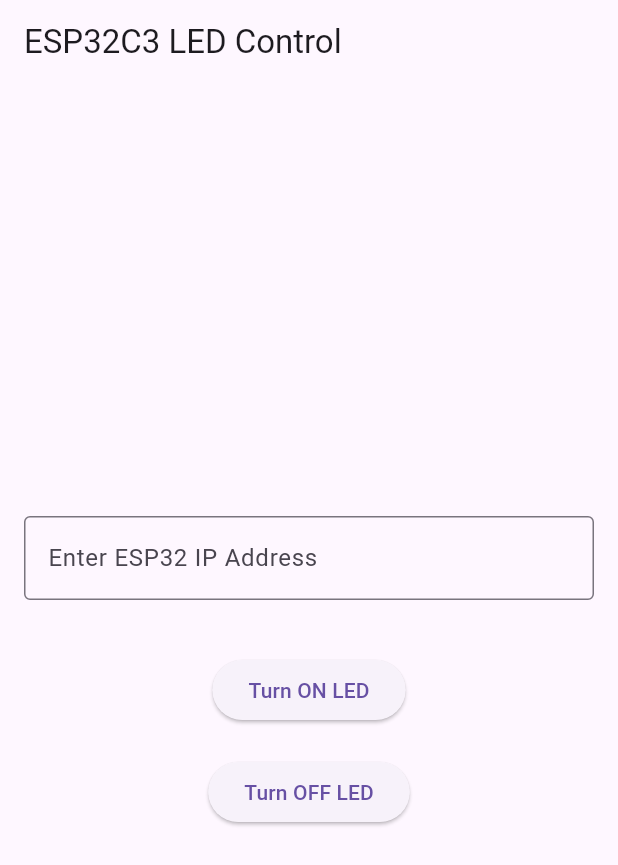
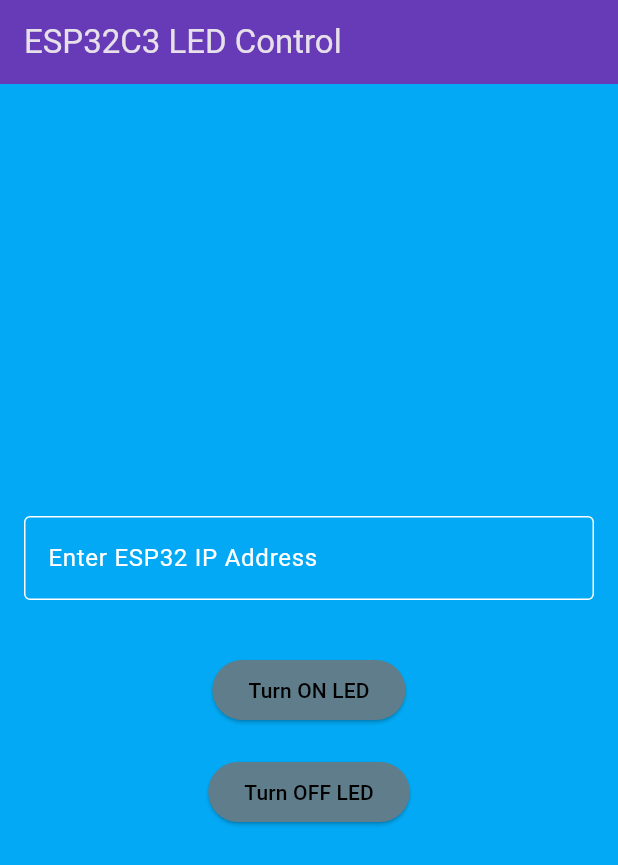
Before and after one commit to vs11official/led_controller, a Flutter app: the screen it shows after launch, on a phone screen of 412 x 824 dp. Shown: the top 865 px of the screen. Run offline on Flutter 3.47's test engine with Material 3 defaults, Android fonts, the phone set to English and light mode, and no system bars.

Commit message:
updated version

```diff
--- a/lib/main.dart
+++ b/lib/main.dart
@@ -2,21 +2,48 @@ import 'package:flutter/material.dart';
 import 'package:http/http.dart' as http;
 
 void main() {
-  runApp(LEDControlApp());
+  runApp(const LEDControlApp());
 }
 
 class LEDControlApp extends StatelessWidget {
+  const LEDControlApp({Key? key}) : super(key: key);
+
   @override
   Widget build(BuildContext context) {
     return MaterialApp(
       title: 'ESP32 LED Control',
-      theme: ThemeData(primarySwatch: Colors.blue),
-      home: LEDControlHomePage(),
+      theme: ThemeData(
+        brightness: Brightness.dark,
+        primaryColor: Colors.indigo,
+        scaffoldBackgroundColor: Colors.lightBlue,
+        textTheme: const TextTheme(
+          bodyLarge: TextStyle(color: Colors.white), // Updated text theme
+          bodyMedium: TextStyle(color: Colors.white),
+        ),
+        inputDecorationTheme: const InputDecorationTheme(
+          labelStyle: TextStyle(color: Colors.white),
+          enabledBorder: OutlineInputBorder(
+            borderSide: BorderSide(color: Colors.white),
+          ),
+          focusedBorder: OutlineInputBorder(
+            borderSide: BorderSide(color: Colors.white),
+          ),
+        ),
+        elevatedButtonTheme: ElevatedButtonThemeData(
+          style: ElevatedButton.styleFrom(
+            backgroundColor: Colors.white,
+            foregroundColor: Colors.black,
+          ),
+        ),
+      ),
+      home: const LEDControlHomePage(),
     );
   }
 }
 
 class LEDControlHomePage extends StatefulWidget {
+  const LEDControlHomePage({Key? key}) : super(key: key);
+
   @override
   _LEDControlHomePageState createState() => _LEDControlHomePageState();
 }
@@ -55,7 +82,8 @@ class _LEDControlHomePageState extends State<LEDControlHomePage> {
   Widget build(BuildContext context) {
     return Scaffold(
       appBar: AppBar(
-        title: Text('ESP32C3 LED Control'),
+        title: const Text('ESP32C3 LED Control'),
+        backgroundColor: Colors.deepPurple,
       ),
       body: Center(
         child: Column(
@@ -65,26 +93,35 @@ class _LEDControlHomePageState extends State<LEDControlHomePage> {
               padding: const EdgeInsets.all(16.0),
               child: TextField(
                 controller: _ipController,
-                decoration: InputDecoration(
+                decoration: const InputDecoration(
                   border: OutlineInputBorder(),
                   labelText: 'Enter ESP32 IP Address',
                 ),
+                style: const TextStyle(color: Colors.white),
                 onChanged: (value) {
                   setState(() {
-                    esp32Url = 'http://$value'; // Set the entered IP address
+                    esp32Url = 'http://$value';
                   });
                 },
               ),
             ),
-            SizedBox(height: 20),
+            const SizedBox(height: 20),
             ElevatedButton(
               onPressed: _turnOnLED,
-              child: Text('Turn ON LED'),
+              child: const Text('Turn ON LED'),
+              style: ElevatedButton.styleFrom(
+                backgroundColor: Colors.blueGrey,
+                foregroundColor: Colors.black,
+              ),
             ),
-            SizedBox(height: 20),
+            const SizedBox(height: 20),
             ElevatedButton(
               onPressed: _turnOffLED,
-              child: Text('Turn OFF LED'),
+              child: const Text('Turn OFF LED'),
+              style: ElevatedButton.styleFrom(
+                backgroundColor: Colors.blueGrey,
+                foregroundColor: Colors.black,
+              ),
             ),
           ],
         ),
```
Also changed, not shown: 1 other file.
